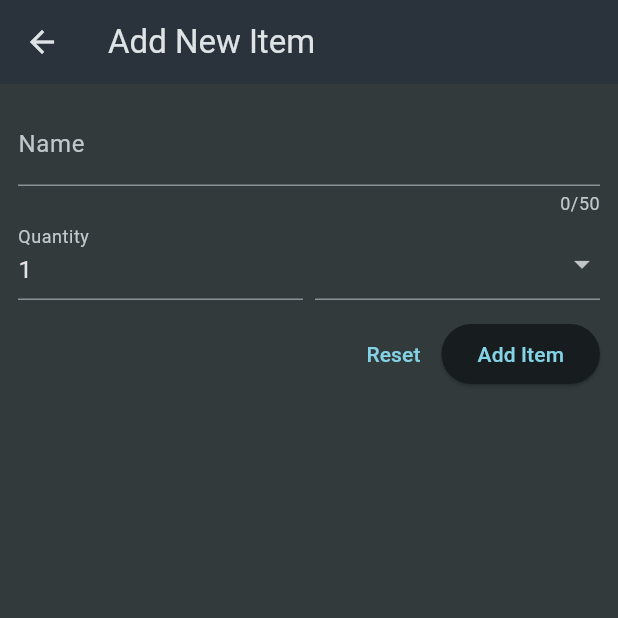
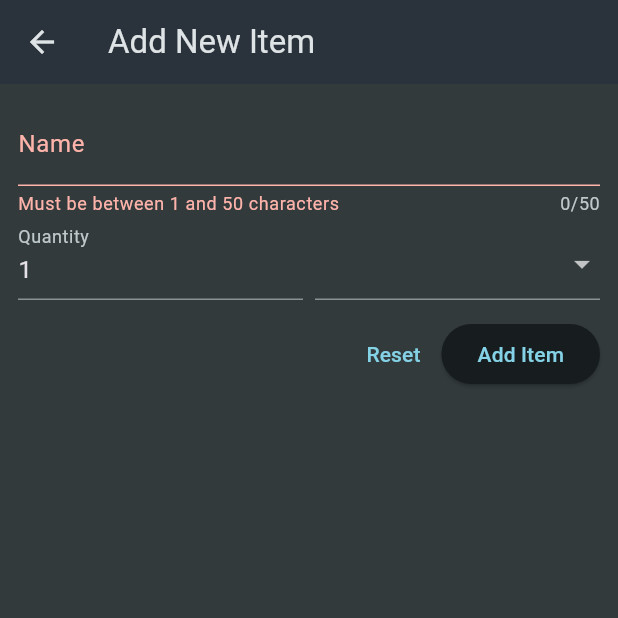
Before and after one commit to nhtthng/Shopping_List, a Flutter app: the NewItem screen opened directly, after a tap on "Add Item", on a phone screen of 412 x 824 dp, the top half of it. Run offline on Flutter 3.47's test engine with Material 3 defaults, Android fonts, the phone set to English and light mode, and no system bars.

```diff
--- a/lib/widget/new_item.dart
+++ b/lib/widget/new_item.dart
@@ -9,6 +9,10 @@ class NewItem extends StatefulWidget {
 }
 
 class _NewItemState extends State<NewItem> {
+  final _formKey = GlobalKey<FormState>();
+  void saveItem(){
+    _formKey.currentState!.validate();
+  }
   @override
   Widget build(BuildContext context) {
     return Scaffold(
@@ -16,8 +20,9 @@ class _NewItemState extends State<NewItem> {
         title: const Text('Add New Item'),
       ),
       body: Padding(
-        padding: EdgeInsets.all(12),
+        padding: const EdgeInsets.all(12),
         child: Form(
+          key: _formKey,
           child: Column(
             children: [
               TextFormField(
@@ -43,6 +48,7 @@ class _NewItemState extends State<NewItem> {
                       decoration: const InputDecoration(
                         label: Text('Quantity'),
                       ),
+                      keyboardType: TextInputType.number,
                       initialValue: '1',
                       validator: (value) {
                         if (value == null ||
@@ -86,9 +92,11 @@ class _NewItemState extends State<NewItem> {
               Row(
                 mainAxisAlignment: MainAxisAlignment.end,
                 children: [
-                  TextButton(onPressed: () {}, child: const Text('Reset')),
+                  TextButton(onPressed: () {
+                    _formKey.currentState!.reset();
+                  }, child: const Text('Reset')),
                   ElevatedButton(
-                      onPressed: () {}, child: const Text('Add Item'))
+                      onPressed: saveItem, child: const Text('Add Item'))
                 ],
               )
             ],
```
